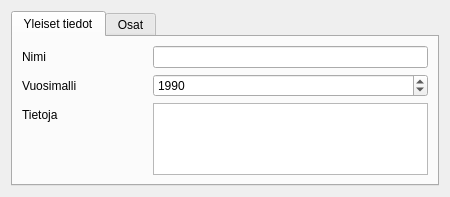
Before: the Qt Designer form src/editor/ui/vehicleform.ui in ruisleipa/kp2, drawn with Qt 5.
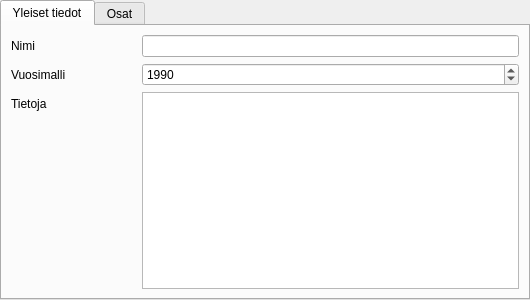
After: the same form once the commit is applied.

The edit to the form file:
```diff
--- a/src/editor/ui/vehicleform.ui
+++ b/src/editor/ui/vehicleform.ui
@@ -6,14 +6,14 @@
    <rect>
     <x>0</x>
     <y>0</y>
-    <width>450</width>
-    <height>166</height>
+    <width>530</width>
+    <height>300</height>
    </rect>
   </property>
   <property name="minimumSize">
    <size>
-    <width>450</width>
-    <height>0</height>
+    <width>530</width>
+    <height>300</height>
    </size>
   </property>
   <property name="windowTitle">
@@ -23,6 +23,12 @@
    <double>1.000000000000000</double>
   </property>
   <layout class="QVBoxLayout" name="verticalLayout_2">
+   <property name="spacing">
+    <number>0</number>
+   </property>
+   <property name="margin">
+    <number>0</number>
+   </property>
    <item>
     <layout class="QVBoxLayout" name="verticalLayout" stretch="0">
      <property name="spacing">
```
